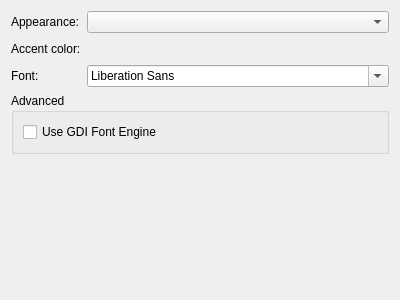
Above: Widgets/DlgPreferencesPages/WdgPreferencesPageAppearance.ui from ma7t3/ScheduleMaster before the change. Below: the same form after it.
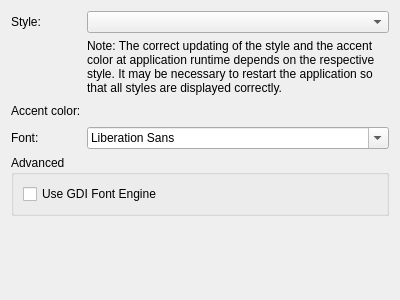
That is the form after the change. Custom widgets are drawn as their Qt base class.

Commit message: Implement + integrate StyleHandler class

Patch:
```diff
--- a/Widgets/DlgPreferencesPages/WdgPreferencesPageAppearance.ui
+++ b/Widgets/DlgPreferencesPages/WdgPreferencesPageAppearance.ui
@@ -19,21 +19,21 @@
      <item row="0" column="0">
       <widget class="QLabel" name="lAppearance">
        <property name="text">
-        <string>Appearance:</string>
+        <string>Style:</string>
        </property>
       </widget>
      </item>
      <item row="0" column="1">
       <widget class="QComboBox" name="cbAppearance"/>
      </item>
-     <item row="1" column="0">
+     <item row="2" column="0">
       <widget class="QLabel" name="label">
        <property name="text">
         <string>Accent color:</string>
        </property>
       </widget>
      </item>
-     <item row="1" column="1">
+     <item row="2" column="1">
       <layout class="QHBoxLayout" name="horizontalLayout">
        <item>
         <widget class="WdgAccentColorSelector" name="wdgAccentColor" native="true"/>
@@ -53,16 +53,29 @@
        </item>
       </layout>
      </item>
-     <item row="2" column="0">
+     <item row="3" column="0">
       <widget class="QLabel" name="lFont">
        <property name="text">
         <string>Font:</string>
        </property>
       </widget>
      </item>
-     <item row="2" column="1">
+     <item row="3" column="1">
       <widget class="QFontComboBox" name="fcbFont"/>
      </item>
+     <item row="1" column="1">
+      <widget class="QLabel" name="lStyleNote">
+       <property name="text">
+        <string>Note: The correct updating of the style and the accent color at application runtime depends on the respective style. It may be necessary to restart the application so that all styles are displayed correctly.</string>
+       </property>
+       <property name="alignment">
+        <set>Qt::AlignmentFlag::AlignLeading|Qt::AlignmentFlag::AlignLeft|Qt::AlignmentFlag::AlignTop</set>
+       </property>
+       <property name="wordWrap">
+        <bool>true</bool>
+       </property>
+      </widget>
+     </item>
     </layout>
    </item>
    <item>
```
The commit also changes 9 other files.
